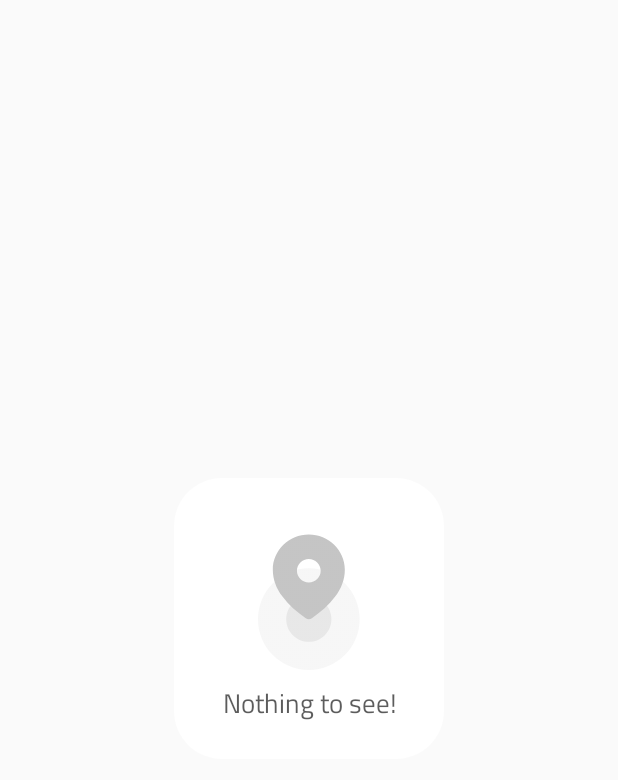
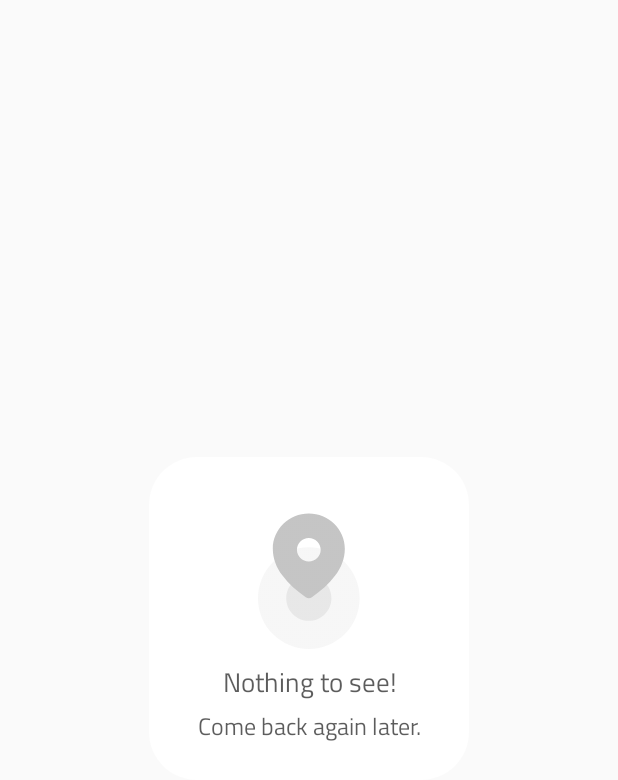
Before and after one commit to ImaginativeShohag/Why-Not-Compose, an Android app built with Jetpack Compose: the composable MapEmptyView shown on its own in the app's theme, on a phone screen of 412 x 824 dp. Shown: the top 780 px of the screen. Run offline under Robolectric (Android 15) with nearby library versions, the phone set to English and light mode, and no system bars; our stand-ins replace accompanist; libraries missing offline, so code that uses them is left out: com.google.android.libraries.

Commit message:
Map view empty layout text updated

```diff
--- a/app/src/main/java/org/imaginativeworld/whynotcompose/ui/screens/ui/mapview/MapViewScreen.kt
+++ b/app/src/main/java/org/imaginativeworld/whynotcompose/ui/screens/ui/mapview/MapViewScreen.kt
@@ -349,6 +349,14 @@ fun MapEmptyView(
                     color = MaterialTheme.colors.onSurface.copy(alpha = .7f),
                     textAlign = TextAlign.Center
                 )
+
+                Text(
+                    modifier = Modifier.padding(top = 4.dp),
+                    text = "Come back again later.",
+                    fontSize = 16.sp,
+                    color = MaterialTheme.colors.onSurface.copy(alpha = .7f),
+                    textAlign = TextAlign.Center
+                )
             }
         }
     }
```
